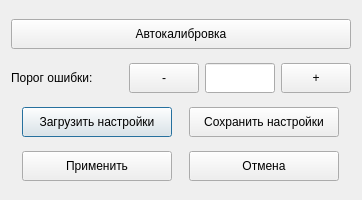
Above: gui/settings.ui from EPC-MSU/EPLab before the change. Below: the same form after it.
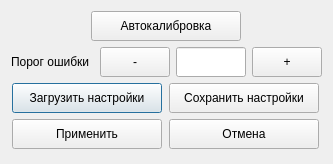
That is the form after the change.

```diff
--- a/gui/settings.ui
+++ b/gui/settings.ui
@@ -6,10 +6,16 @@
    <rect>
     <x>0</x>
     <y>0</y>
-    <width>360</width>
-    <height>200</height>
+    <width>333</width>
+    <height>164</height>
    </rect>
   </property>
+  <property name="sizePolicy">
+   <sizepolicy hsizetype="Fixed" vsizetype="Fixed">
+    <horstretch>0</horstretch>
+    <verstretch>0</verstretch>
+   </sizepolicy>
+  </property>
   <property name="windowTitle">
    <string>Настройки</string>
   </property>
@@ -17,17 +23,17 @@
    <locale language="English" country="UnitedStates"/>
   </property>
   <layout class="QVBoxLayout" name="verticalLayout">
-   <item>
+   <item alignment="Qt::AlignHCenter">
     <widget class="QPushButton" name="auto_calibration_push_button">
      <property name="minimumSize">
       <size>
-       <width>340</width>
+       <width>150</width>
        <height>30</height>
       </size>
      </property>
      <property name="maximumSize">
       <size>
-       <width>340</width>
+       <width>150</width>
        <height>30</height>
       </size>
      </property>
@@ -41,21 +47,15 @@
    </item>
    <item>
     <layout class="QHBoxLayout" name="horizontalLayout_2">
-     <item>
-      <widget class="QLabel" name="label">
-       <property name="sizePolicy">
-        <sizepolicy hsizetype="Minimum" vsizetype="Minimum">
-         <horstretch>0</horstretch>
-         <verstretch>0</verstretch>
-        </sizepolicy>
-       </property>
-       <property name="text">
-        <string>&lt;html&gt;&lt;head/&gt;&lt;body&gt;&lt;p&gt;&lt;span style=&quot; font-size:9pt;&quot;&gt;Порог ошибки:&lt;/span&gt;&lt;/p&gt;&lt;/body&gt;&lt;/html&gt;</string>
-       </property>
-      </widget>
-     </item>
      <item>
       <layout class="QHBoxLayout" name="horizontalLayout">
+       <item>
+        <widget class="QLabel" name="label">
+         <property name="text">
+          <string>Порог ошибки</string>
+         </property>
+        </widget>
+       </item>
        <item>
         <widget class="QPushButton" name="score_treshold_button_minus">
          <property name="sizePolicy">
```
